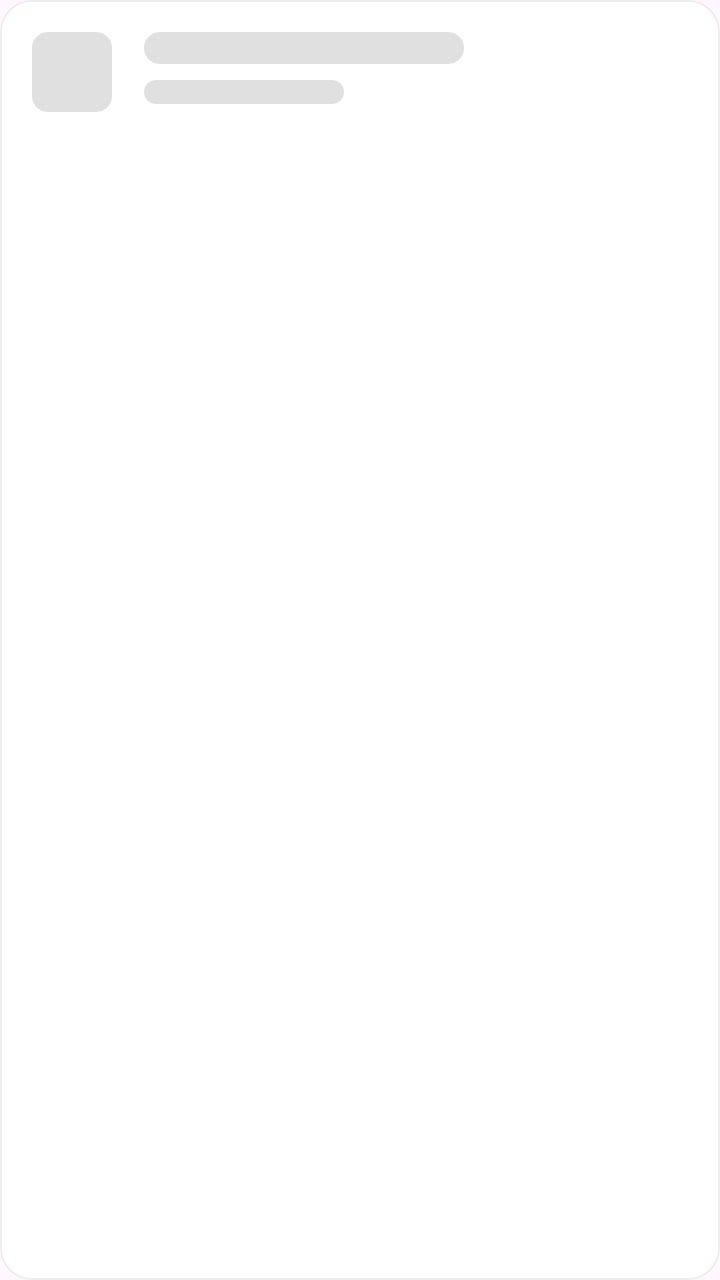
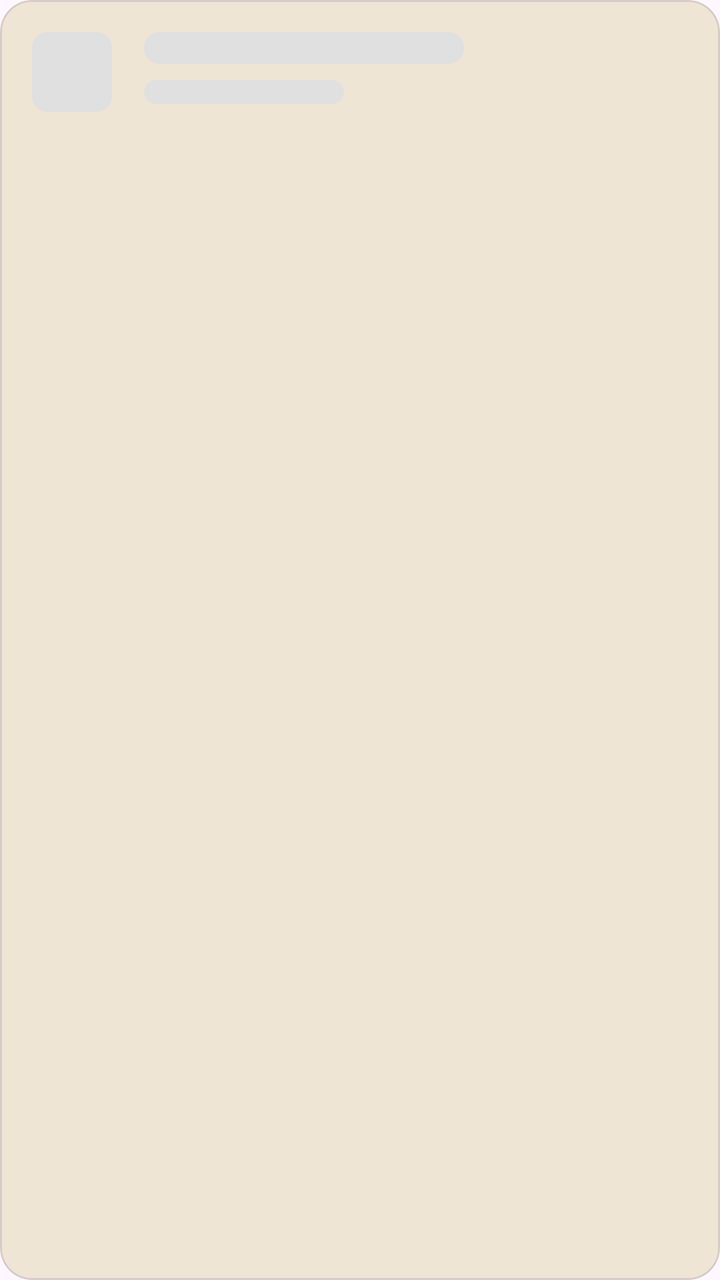

Compare the two renders of this Android layout. The source of the first and the diff that turns it into the second are given below.
<!-- AndroidManifest.xml: application theme Theme.PromiseKeeper -->
<!-- res/layout/item_promise_skeleton.xml -->
<?xml version="1.0" encoding="utf-8"?>
<com.google.android.material.card.MaterialCardView xmlns:android="http://schemas.android.com/apk/res/android"
    xmlns:app="http://schemas.android.com/apk/res-auto"
    android:layout_width="match_parent"
    android:layout_height="wrap_content"
    android:layout_marginBottom="12dp"
    app:cardBackgroundColor="@color/white"
    app:cardCornerRadius="16dp"
    app:cardElevation="0dp"
    app:strokeColor="@color/light_gray"
    app:strokeWidth="1dp">

    <androidx.constraintlayout.widget.ConstraintLayout
        android:layout_width="match_parent"
        android:layout_height="wrap_content"
        android:padding="16dp">

        <View
            android:id="@+id/skeletonIcon"
            android:layout_width="40dp"
            android:layout_height="40dp"
            android:background="@drawable/skeleton_shape"
            app:layout_constraintStart_toStartOf="parent"
            app:layout_constraintTop_toTopOf="parent" />

        <View
            android:id="@+id/skeletonTitle"
            android:layout_width="160dp"
            android:layout_height="16dp"
            android:layout_marginStart="16dp"
            android:background="@drawable/skeleton_shape"
            app:layout_constraintStart_toEndOf="@id/skeletonIcon"
            app:layout_constraintTop_toTopOf="parent" />

        <View
            android:id="@+id/skeletonSubtitle"
            android:layout_width="100dp"
            android:layout_height="12dp"
            android:layout_marginTop="8dp"
            android:background="@drawable/skeleton_shape"
            app:layout_constraintStart_toStartOf="@id/skeletonTitle"
            app:layout_constraintTop_toBottomOf="@id/skeletonTitle" />

    </androidx.constraintlayout.widget.ConstraintLayout>
</com.google.android.material.card.MaterialCardView>
<!-- resources referenced by this layout -->
<resources>
  <color name="light_gray">#EEEEEE</color>
  <color name="white">#FFFFFFFF</color>
  <!-- drawable skeleton_shape (drawable) -->
  <?xml version="1.0" encoding="utf-8"?>
  <shape xmlns:android="http://schemas.android.com/apk/res/android"
      android:shape="rectangle">
      <corners android:radius="8dp" />
      <solid android:color="#E0E0E0" />
  </shape>
  <style name="Theme.PromiseKeeper" parent="Base.Theme.PromiseKeeper" />
  <style name="Base.Theme.PromiseKeeper" parent="Theme.Material3.DayNight.NoActionBar">
          
          <item name="colorPrimary">@color/accent_red</item>
      </style>
  <color name="accent_red">#F27878</color>
</resources>

<!-- the commit's change to res/layout/item_promise_skeleton.xml (unified diff, before → after) -->
@@ -4,7 +4,7 @@
     android:layout_width="match_parent"
     android:layout_height="wrap_content"
     android:layout_marginBottom="12dp"
-    app:cardBackgroundColor="@color/white"
+    app:cardBackgroundColor="@color/card_tan"
     app:cardCornerRadius="16dp"
     app:cardElevation="0dp"
     app:strokeColor="@color/light_gray"
<!-- resource entries referenced after the edit -->
@@ -1,7 +1,7 @@
 <!-- resources referenced by this layout -->
 <resources>
-  <color name="light_gray">#EEEEEE</color>
-  <color name="white">#FFFFFFFF</color>
+  <color name="card_tan">#EFE5D5</color>
+  <color name="light_gray">#D7CCC8</color>
   <!-- drawable skeleton_shape (drawable) -->
   <?xml version="1.0" encoding="utf-8"?>
   <shape xmlns:android="http://schemas.android.com/apk/res/android"
@@ -13,7 +13,10 @@
   <style name="Base.Theme.PromiseKeeper" parent="Theme.Material3.DayNight.NoActionBar">
           
           <item name="colorPrimary">@color/accent_red</item>
+          <item name="android:navigationBarColor">@color/nav_tan_gray</item>
+          <item name="android:windowLightNavigationBar">true</item>
       </style>
   <color name="accent_red">#F27878</color>
+  <color name="nav_tan_gray">#E5DED2</color>
 </resources>
 
